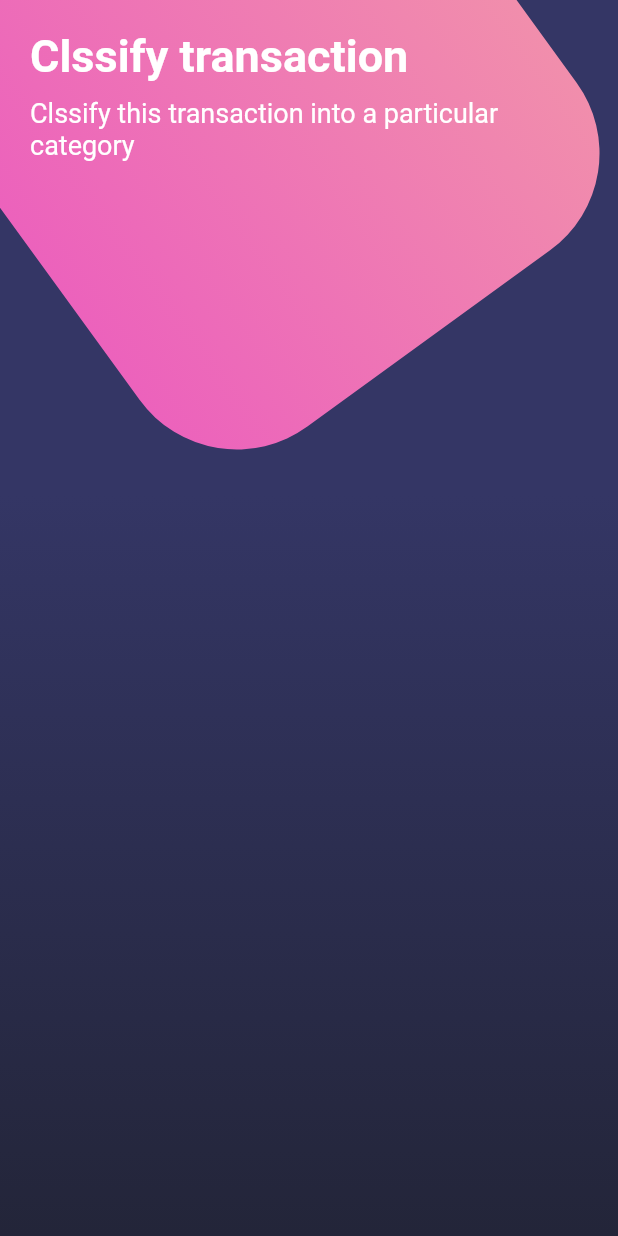
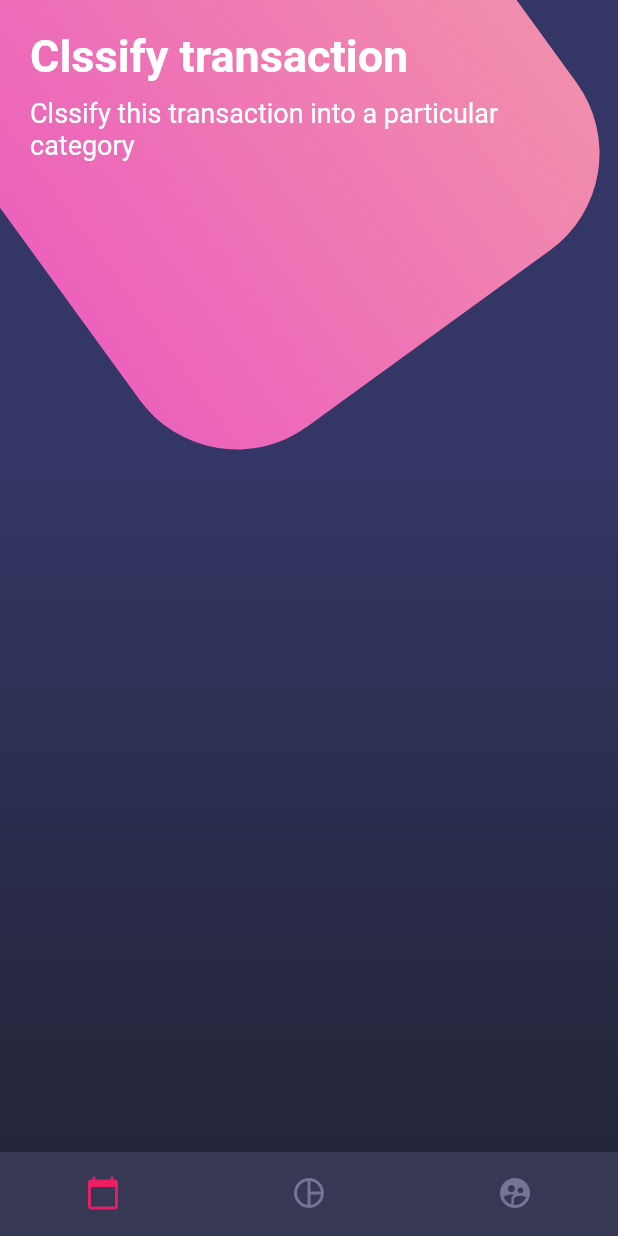
Before and after one commit to jela3105/flutter-basic-designs, a Flutter app: the screen it shows after launch, on a phone screen of 412 x 824 dp. Run offline on Flutter 3.47's test engine with Material 2 defaults, Android fonts, the phone set to English and light mode, and no system bars.

```diff
--- a/lib/src/pages/buttons_page.dart
+++ b/lib/src/pages/buttons_page.dart
@@ -15,6 +15,27 @@ class ButtonsPage extends StatelessWidget {
                 _titles(),
               ],
             ),
+          ),
+        ],
+      ),
+      bottomNavigationBar: BottomNavigationBar(
+        showSelectedLabels: false,
+        showUnselectedLabels: false,
+        fixedColor: Colors.pink,
+        backgroundColor: Color.fromRGBO(55, 57, 84, 1.0),
+        unselectedItemColor: Color.fromRGBO(116, 117, 152, 1.0),
+        items: <BottomNavigationBarItem>[
+          BottomNavigationBarItem(
+            icon: Icon(Icons.calendar_today),
+            label: '',
+          ),
+          BottomNavigationBarItem(
+            icon: Icon(Icons.pie_chart_outlined),
+            label: '',
+          ),
+          BottomNavigationBarItem(
+            icon: Icon(Icons.supervised_user_circle),
+            label: '',
           ),
         ],
       ),
```
